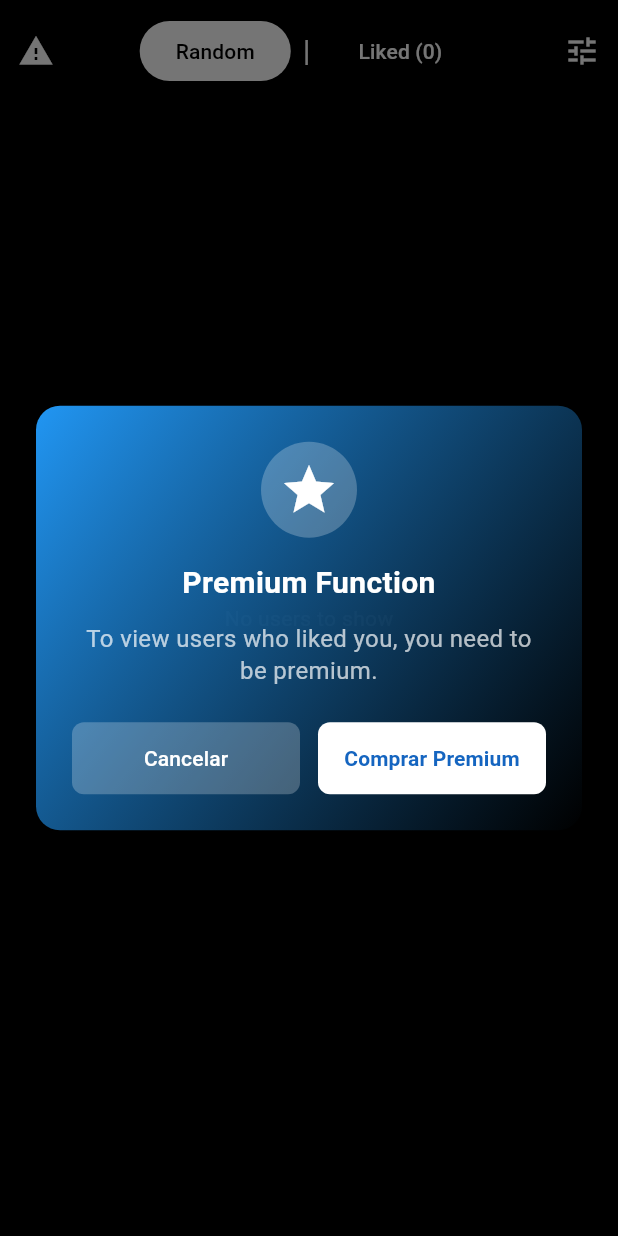
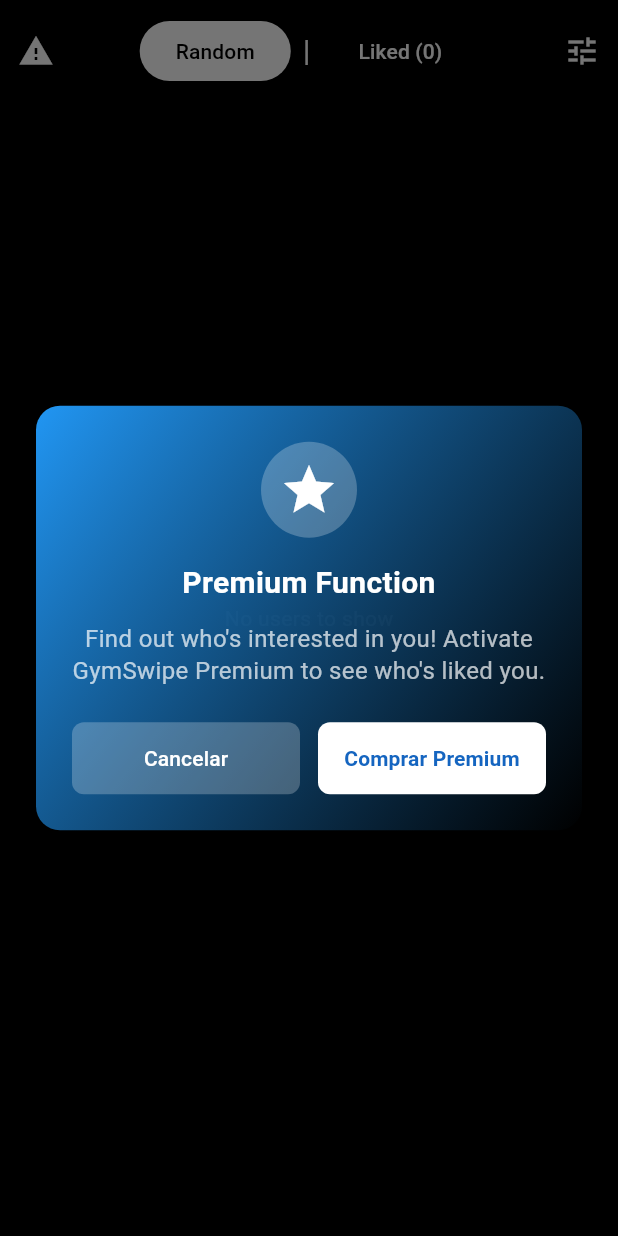
Before and after one commit to jaume768/gymder-flutter, a Flutter app: the TikTokLikeScreen screen opened directly with empty values, after a tap on an icon or button, on a phone screen of 412 x 824 dp. Run offline on Flutter 3.47's test engine with Material 3 defaults, Android fonts, the phone set to English and light mode, and no system bars; our stand-ins replace audioplayers, cached_network_image, chewie, dio, easy_localization, firebase_core and 14 more; missing offline and left inert: flutter_sound, record; accounts and stored records are empty; network calls fail; statements that could not run were skipped.

Commit message:
limit  de like

```diff
--- a/assets/translations/en.json
+++ b/assets/translations/en.json
@@ -157,9 +157,9 @@
   "premium_function": "Premium Function",
   "scroll_limit_message": "You have reached the maximum number of scrolls for today. If you like this profile, you can still like it. Consider activating GymSwipe Premium.",
   "premium_scroll_message": "To scroll upward and go back to the previous user, you must be premium. Would you like to purchase it?",
-  "premium_le_gustas_message": "To view users who liked you, you need to be premium.",
+  "premium_le_gustas_message": "Find out who's interested in you! Activate GymSwipe Premium to see who's liked you.",
   "like_limit_reached": "Like Limit Reached",
-  "like_limit_message": "You have reached the maximum number of likes. Wait {hours} hours and {minutes} minutes or watch a video to extend it.",
+  "like_limit_message": "You've run out of likes for today. Consider activating GymSwipe Premium.",
   "error_liking_user": "Error liking user",
   "token_not_found_login": "Token not found. Please log in.",
   "like_success": "You liked the user",
--- a/assets/translations/es.json
+++ b/assets/translations/es.json
@@ -231,6 +231,7 @@
   "continue_browsing": "Continuar explorando",
   "edit_button": "Editar",
   "photos": "Fotos",
+  "like_limit_message": "Te has quedado sin likes por hoy. Considera activar GymSwipe Premium.",
   "create_account": "Crear cuenta",
   "error_changing_password": "",
   "filter_by_basics": "Filtrar por básicos",
@@ -339,8 +340,8 @@
   "premium_function": "Función Premium",
   "in_app_not_available": "Cargando información...",
   "no_users_to_show": "No hay usuarios para mostrar",
-  "premium_le_gustas_message": "Para ver los usuarios que te han dado like, necesitas ser premium.",
-  "scroll_limit_message": "Te has quedado sin scrolls por hoy. Si este perfil te gusta, aún puedes darle like. Considera activar GymSwipe Premium.",
+  "premium_le_gustas_message": "¡Descubre quién está interesado en ti! Activa GymSwipe Premium para ver quién te ha dado like.",
+  "scroll_limit_message": "Te has quedado sin scrolls por hoy. Considera activar GymSwipe Premium.",
   "liked_users_count": "Usuarios que te han dado like: {0}",
   "height_out_of_range": "La altura está fuera de rango",
   "weight_out_of_range": "El peso está fuera de rango",
--- a/lib/services/user_service.dart
+++ b/lib/services/user_service.dart
@@ -25,15 +25,38 @@ class UserService {
     return jsonDecode(response.body);
   }
 
-  Future<Map<String, dynamic>> setNotificationSetting(String key, bool value) async {
+  Future<Map<String, dynamic>> getLikeLimitStatus() async {
+    final url = Uri.parse('$baseUrl/users/like/status');
+    final response = await http.get(url, headers: {
+      'Content-Type': 'application/json',
+      'Authorization': 'Bearer $token',
+    });
+    final data = jsonDecode(response.body);
+    if (response.statusCode == 200) {
+      return {
+        'success': true,
+        'limitActive': data['limitActive'],
+        'likeCount': data['likeCount'],
+        'likeLimit': data['limitInfo']?['likeLimit'],
+        'resetAt': data['limitInfo']?['resetAt'],
+      };
+    } else {
+      return {
+        'success': false,
+        'message': data['message'] ?? 'Error obteniendo estado de likes'
+      };
+    }
+  }
+
+  Future<Map<String, dynamic>> setNotificationSetting(
+      String key, bool value) async {
     final response = await http.post(
       Uri.parse('$baseUrl/users/notification'),
       headers: {
         'Content-Type': 'application/json',
         'Authorization': 'Bearer $token',
-
       },
-      body: jsonEncode({ key: value }),
+      body: jsonEncode({key: value}),
     );
     return jsonDecode(response.body);
   }
@@ -336,29 +359,33 @@ class UserService {
   // Método para dar like a otro usuario
   Future<Map<String, dynamic>> likeUser(String likedUserId) async {
     final url = Uri.parse('$baseUrl/users/like/$likedUserId');
-    final response = await http.post(
-      url,
-      headers: {
+    final response = await http.post(url, headers: {
       'Content-Type': 'application/json',
       'Authorization': 'Bearer $token',
-      },
-    );
+    });
+    final data = jsonDecode(response.body);
 
-    final data = jsonDecode(response.body);
     if (response.statusCode == 200) {
       return {
         'success': true,
-        'message': data['message'],
         'matchedUser': data['matchedUser'] != null
             ? User.fromJson(data['matchedUser'])
             : null,
       };
-    } else {
+    }
+    // 403 → límite alcanzado
+    if (response.statusCode == 403 && data['limitReached'] == true) {
+      return {
+        'success': false,
+        'limitReached': true,
+        'likeLimit': data['limitInfo']['likeLimit'],
+        'resetAt': data['limitInfo']['resetAt'],
+      };
+    }
     return {
       'success': false,
       'message': data['message'] ?? 'Error al dar like',
     };
-    }
   }
 
   // Método para subir foto de perfil
@@ -492,7 +519,10 @@ class UserService {
     if (response.statusCode == 200) {
       return {'success': true, 'message': data['message']};
     } else {
-      return {'success': false, 'message': data['message'] ?? 'Error al reportar'};
+      return {
+        'success': false,
+        'message': data['message'] ?? 'Error al reportar'
+      };
     }
   }
 
@@ -516,7 +546,8 @@ class UserService {
       if (mimeTypeData.length != 2) {
         return {
           'success': false,
-          'message': 'Tipo de archivo desconocido para el archivo: ${photo.path}',
+          'message':
+              'Tipo de archivo desconocido para el archivo: ${photo.path}',
         };
       }
 
```
Also changed, not shown: lib/screens/tiktok_like_screen.dart (+75 -46 lines). Lines whose indentation alone changed are shown as unchanged.
